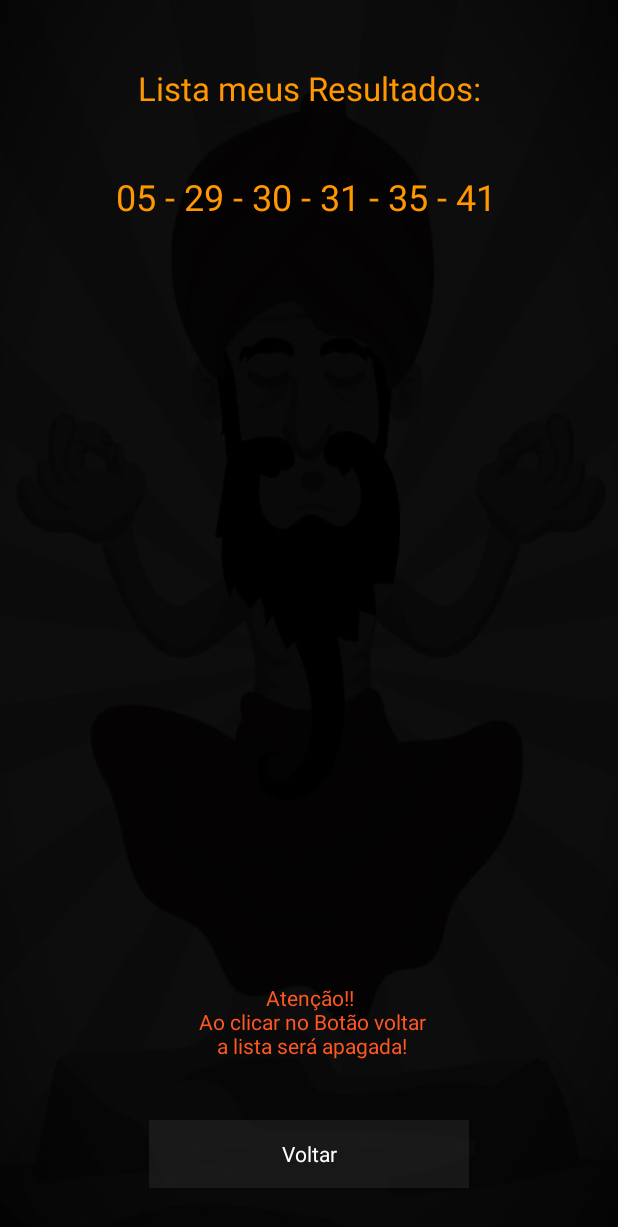
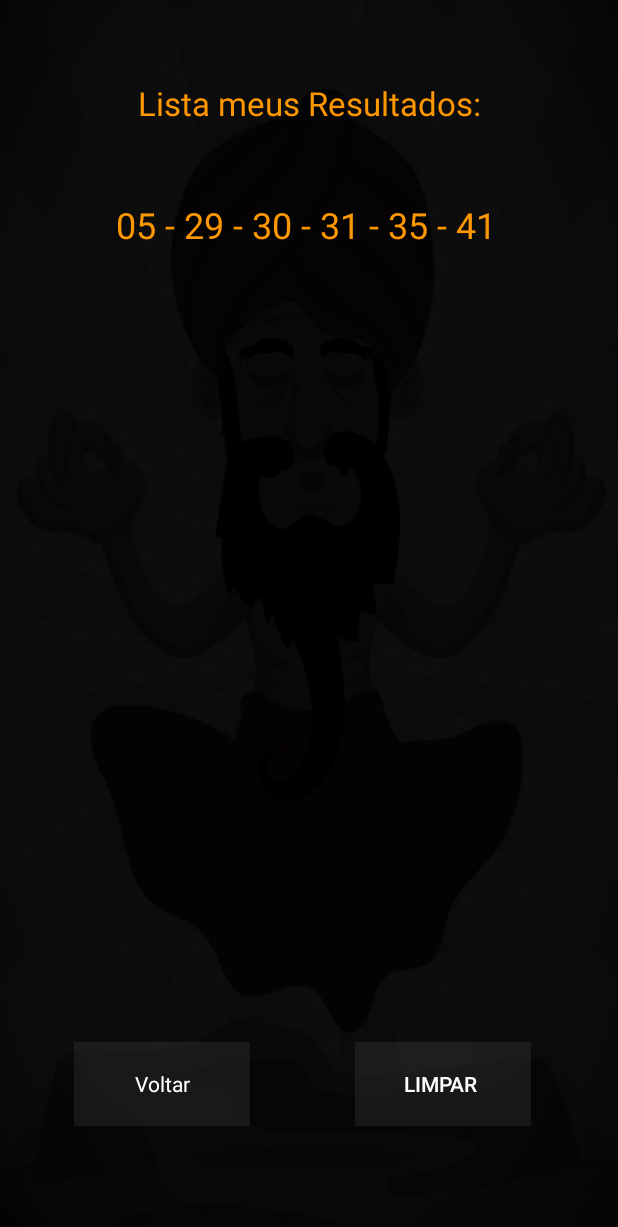
Before and after one commit to marciomg1/Palpite-MegaSena, an Android app: the screen it shows after launch (ResultadoActivity), after a tap on "MEUS RESULTADOS", on a phone screen of 412 x 824 dp. Shown: the top 1227 px of the screen. Run offline under Robolectric (Android 15) with nearby library versions, the phone set to English and light mode, and no system bars; 3 other taps on this screen came first.

Commit message:
Criamos um metodo de salvar e apagar os resultados, tambem adicionamos um link para avaliação do app

```diff
--- a/app/build.gradle
+++ b/app/build.gradle
@@ -11,8 +11,8 @@ android {
         applicationId "com.sorteriomega1976.megasenasorteio"
         minSdk 24
         targetSdk 33
-        versionCode 3
-        versionName "3.0"
+        versionCode 4
+        versionName "4"
 
         testInstrumentationRunner "androidx.test.runner.AndroidJUnitRunner"
     }
--- a/app/src/main/java/com/sorteriomega1976/megasenasorteio/MainActivity.kt
+++ b/app/src/main/java/com/sorteriomega1976/megasenasorteio/MainActivity.kt
@@ -1,17 +1,28 @@
 package com.sorteriomega1976.megasenasorteio
 
-
+import android.content.Context
 import android.content.Intent
+import android.graphics.Color
 import android.net.Uri
 import android.os.Bundle
+import android.text.SpannableString
+import android.text.Spanned
+import android.text.TextPaint
+import android.text.method.LinkMovementMethod
+import android.text.style.ClickableSpan
+import android.view.View
 import android.view.animation.Animation
 import android.view.animation.AnimationUtils
 import android.widget.Button
 import android.widget.TextView
 import androidx.appcompat.app.AppCompatActivity
+import androidx.core.content.ContextCompat
+import java.io.File
+import java.io.FileWriter
 import kotlin.random.Random
 
 class MainActivity : AppCompatActivity() {
+
     // Mensagens exibidas ao sortear os números
     private val messages = arrayOf(
         "Se você gosta de jogos, é importante lembrar que a vida real também pode ser emocionante e desafiadora!",
@@ -35,29 +46,83 @@ class MainActivity : AppCompatActivity() {
         "Não aposte mais do que pode perder.",
         "Gerencie bem o seu dinheiro e estabeleça um limite para as suas apostas.",
         "Não tente recuperar perdas apostando mais."
+    )
 
-    )
     // Views utilizadas na atividade:
     private lateinit var bt1: Button
     private lateinit var bt2: Button
     private lateinit var tx1: TextView
     private lateinit var tv3: TextView
+    private lateinit var btRes: TextView
 
     // Lista para armazenar os resultados já sorteados
     private val resultados = mutableListOf<String>()
+    private fun limparResultados() {
+        resultados.clear()
+
+        // Limpa os resultados salvos no SharedPreferences
+        val prefs = getPreferences(Context.MODE_PRIVATE)
+        prefs.edit().remove("resultados").apply()
+
+        // Limpa os resultados salvos em arquivo
+        try {
+            val file = File(getExternalFilesDir(null), "resultados.txt")
+            file.writeText("")
+        } catch (e: Exception) {
+            e.printStackTrace()
+        }
+    }
 
     override fun onCreate(savedInstanceState: Bundle?) {
         super.onCreate(savedInstanceState)
         setContentView(R.layout.activity_main)
+
         // Inicialização das views
         bt1 = findViewById(R.id.bt1)
         bt2 = findViewById(R.id.bt2)
         tx1 = findViewById(R.id.tx1)
         tv3 = findViewById(R.id.tv3)
+        btRes = findViewById(R.id.btRes)
+
+        // Recupera os resultados já sorteados do SharedPreferences e adiciona na lista resultados
+        val prefs = getPreferences(Context.MODE_PRIVATE)
+        val resultadosString = prefs.getString("resultados", "")
+        if (resultadosString?.isNotBlank() == true) {
+            resultados.addAll(resultadosString.split(","))
+        }
+
         // Animações utilizadas na atividade
         val animFadeOut = AnimationUtils.loadAnimation(applicationContext, R.anim.button_fade_out)
         val animFadeIn = AnimationUtils.loadAnimation(applicationContext, R.anim.fade_in)
         val animFadeIn2 = AnimationUtils.loadAnimation(applicationContext, R.anim.fade_in2)
+
+        bt1.setOnClickListener {
+            // Inicia a animação de fade out do botão 1
+            bt1.startAnimation(animFadeOut)
+            tv3.startAnimation(animFadeOut)
+        }
+
+        bt2.setOnClickListener {
+            val uri: Uri = Uri.parse("https://loterias.caixa.gov.br/Paginas/Mega-Sena.aspx")
+            val intent = Intent(Intent.ACTION_VIEW, uri)
+            startActivity(intent)
+        }
+
+
+        //Define um listener para o clique no botão btRes. Quando o botão é clicado, é exibido o
+        // resultado completo dos sorteios já realizados.
+            btRes.setOnClickListener {
+            val resultadoText = resultados.joinToString(separator = "\n\n")
+            val intent = Intent(this, ResultadoActivity::class.java)
+            intent.putExtra("resultado", resultadoText)
+            startActivity(intent)
+        }
+
+        // Verifica se a flag limparResultados está presente nos extras da intent
+        val limparResultados = intent.getBooleanExtra("limparResultados", false)
+        if (limparResultados) {
+            limparResultados()
+        }
 
         animFadeOut.setAnimationListener(object : Animation.AnimationListener {
             override fun onAnimationStart(animation: Animation?) {}
@@ -77,47 +142,81 @@ class MainActivity : AppCompatActivity() {
                     .joinToString(separator = " - ") { it.toString().padStart(2, '0') }
                 resultados.add(sortedNumbers)
 
-                val resultadoText = resultados.joinToString(separator = "\n")
+                // Salva os resultados já sorteados no SharedPreferences
+                val prefs = getPreferences(MODE_PRIVATE)
+                prefs.edit().putString("resultados", resultados.joinToString(",")).apply()
 
-                // Inicia a atividade de resultados passando o texto com os resultados como parâmetro
-                val intent = Intent(this@MainActivity, ResultadoActivity::class.java)
-                intent.putExtra("resultado", resultadoText)
+                 fun limparResultados() {
+                    val prefs = getPreferences(MODE_PRIVATE)
+                    prefs.edit().remove("resultados").apply()
+                    resultados.clear()
+                }
 
                 // Atualiza a exibição dos botões e textos com as animações apropriadas
                 bt1.startAnimation(animFadeIn2)
                 bt1.text = "Boa sorte!\n $sortedNumbers"
                 bt1.setBackgroundResource(androidx.appcompat.R.drawable.abc_ab_share_pack_mtrl_alpha)
-
                 tx1.text = messages.random()
                 tx1.startAnimation(animFadeIn)
-                tv3.text = "Se você ganhar, faça um PIX como\n agradecimento (35)992469549"
+
+
+                // Define a URL que será aberta ao clicar no texto
+                val url = "https://play.google.com/store/apps/details?id=com.sorteriomega1976.megasenasorteio"
+                // Define o texto que será exibido na tela
+                val linkText = "Se você ganhar, faça um PIX como\n agradecimento (35)992469549\nE avalie o App :)"
+                // Cria uma nova SpannableString a partir do texto
+                val spannableString = SpannableString(linkText)
+                // Cria um novo ClickableSpan para o texto clicável
+                val clickableSpan = object : ClickableSpan() {
+                    override fun onClick(widget: View) {
+                        // Ao clicar no texto, abre a URL definida anteriormente
+                        val intent = Intent(Intent.ACTION_VIEW, Uri.parse(url))
+                        startActivity(intent)
+                    }
+
+
+                    override fun updateDrawState(ds: TextPaint) {
+                        super.updateDrawState(ds)
+
+
+                        // Remove o sublinhado do texto
+                        ds.isUnderlineText = false
+                        // Define a transparência do texto em 80%
+                        ds.alpha = 60f.toInt() // valor de 0.0f a 1.0f
+                        // Define a cor do texto
+                        val textColor = ContextCompat.getColor(tv3.context, R.color.linkColor)
+                        ds.color = textColor
+
+                    }
+                }
+                 // Aplica o ClickableSpan ao texto
+                spannableString.setSpan(clickableSpan, 0, linkText.length, Spanned.SPAN_EXCLUSIVE_EXCLUSIVE)
+                // Define o texto formatado na TextView
+                tv3.text = spannableString
+                // Aplica a animação de fade-in na TextView
                 tv3.startAnimation(animFadeIn)
+                // Define o movimento do texto ao clicar no link
+                tv3.movementMethod = LinkMovementMethod.getInstance()
+                // Define a cor transparente de realce do texto ao clicar no link
+                tv3.highlightColor = Color.TRANSPARENT
 
+                // Salva os resultados em um arquivo de texto
+                salvarResultados(resultados)
+            }
+            private fun salvarResultados(resultados: MutableList<String>) {
+                try {
+                    val file = File(getExternalFilesDir(null), "resultados.txt")
+                    val fileWriter = FileWriter(file, true)
+                    for (resultado in resultados) {
+                        fileWriter.write("$resultado\n")
+                    }
+                    fileWriter.flush()
+                    fileWriter.close()
+                } catch (e: Exception) {
+                    e.printStackTrace()
+                }
             }
         })
-        //Define um listener para o clique no botão bt1. Quando o botão é clicado, as animações
-        // de fade out são executadas nos elementos da interface gráfica.
-        bt1.setOnClickListener {
-            bt1.startAnimation(animFadeOut)
-            tx1.startAnimation(animFadeOut)
-            tv3.startAnimation(animFadeOut)
+    }
 
-        }
-        //Define um listener para o clique no botão bt2. Quando o botão é clicado, é aberta a página
-        // da Mega-Sena no site da Caixa.
-        bt2.setOnClickListener {
-            val uri: Uri = Uri.parse("https://loterias.caixa.gov.br/Paginas/Mega-Sena.aspx")
-            val intent = Intent(Intent.ACTION_VIEW, uri)
-            startActivity(intent)
-        }
-        //Define um listener para o clique no botão btRes. Quando o botão é clicado, é exibido o
-        // resultado completo dos sorteios já realizados.
-        val btRes: Button = findViewById(R.id.btRes)
-        btRes.setOnClickListener {
-            val resultadoText = resultados.joinToString(separator = "\n\n")
-            val intent = Intent(this, ResultadoActivity::class.java)
-            intent.putExtra("resultado", resultadoText)
-            startActivity(intent)
-        }
-    }
 }
--- a/app/src/main/java/com/sorteriomega1976/megasenasorteio/ResultadoActivity.kt
+++ b/app/src/main/java/com/sorteriomega1976/megasenasorteio/ResultadoActivity.kt
@@ -5,15 +5,19 @@ import androidx.appcompat.app.AppCompatActivity
 import android.os.Bundle
 import android.widget.Button
 import android.widget.TextView
+import android.widget.Toast
 
 class ResultadoActivity : AppCompatActivity() {
     private lateinit var tvR: TextView
+    private lateinit var mainActivity: MainActivity
+
 
     override fun onCreate(savedInstanceState: Bundle?) {
         super.onCreate(savedInstanceState)
         setContentView(R.layout.activity_resultado)
         // Inicializa a TextView a partir do seu ID definido no arquivo de layout
         tvR = findViewById<TextView>(R.id.tvR)
+
 
         // Verifica se há um estado anterior salvo da atividade
         if (savedInstanceState != null) {
@@ -31,5 +35,14 @@ class ResultadoActivity : AppCompatActivity() {
             val intent = Intent(this, MainActivity::class.java)
             startActivity(intent)
         }
+        val btnLimpar = findViewById<Button>(R.id.btnLimpar)
+        btnLimpar.setOnClickListener {
+            val mainActivity = Intent(this, MainActivity::class.java)
+            mainActivity.addFlags(Intent.FLAG_ACTIVITY_CLEAR_TOP)
+            mainActivity.putExtra("limparResultados", true)
+            startActivity(mainActivity)
+            finish()
+        }
+
     }
 }
--- a/app/src/main/res/layout/activity_resultado.xml
+++ b/app/src/main/res/layout/activity_resultado.xml
@@ -29,7 +29,8 @@
         android:id="@+id/scrollView"
         android:layout_width="408dp"
         android:layout_height="499dp"
-        app:layout_constraintBottom_toTopOf="@+id/textView3"
+        android:layout_marginBottom="10dp"
+        app:layout_constraintBottom_toTopOf="@+id/btV"
         app:layout_constraintEnd_toEndOf="parent"
         app:layout_constraintHeight_percent="0.6"
         app:layout_constraintHorizontal_bias="0.0"
@@ -48,34 +49,35 @@
             android:textSize="24sp" />
     </ScrollView>
 
-    <TextView
-        android:id="@+id/textView3"
-        android:layout_width="311dp"
-        android:layout_height="51dp"
-        android:layout_marginTop="9dp"
-        android:layout_marginBottom="8dp"
-        android:text="Atenção!!\n Ao clicar no Botão voltar\n a lista será apagada!"
-        android:textAlignment="center"
-        android:textColor="#FF5722"
-        android:textSize="14sp"
-        app:layout_constraintBottom_toTopOf="@+id/btV"
-        app:layout_constraintEnd_toEndOf="parent"
-        app:layout_constraintStart_toStartOf="parent"
-        app:layout_constraintTop_toBottomOf="@+id/scrollView" />
-
     <Button
         android:id="@+id/btV"
-        android:layout_width="213dp"
-        android:layout_height="45dp"
-        android:layout_marginStart="99dp"
-        android:layout_marginEnd="99dp"
+        android:layout_width="117dp"
+        android:layout_height="56dp"
+        android:layout_marginStart="52dp"
+        android:layout_marginTop="10dp"
+        android:layout_marginEnd="6dp"
         android:layout_marginBottom="32dp"
         android:background="#11FFFFFF"
         android:text="Voltar"
         android:textAppearance="@style/TextAppearance.AppCompat.Body1"
         app:layout_constraintBottom_toBottomOf="parent"
+        app:layout_constraintEnd_toStartOf="@+id/btnLimpar"
+        app:layout_constraintStart_toStartOf="parent"
+        app:layout_constraintTop_toBottomOf="@+id/scrollView" />
+
+    <Button
+        android:id="@+id/btnLimpar"
+        android:layout_width="117dp"
+        android:layout_height="56dp"
+        android:layout_marginStart="64dp"
+        android:layout_marginTop="38dp"
+        android:layout_marginEnd="61dp"
+        android:layout_marginBottom="50dp"
+        android:background="#12FFFFFF"
+        android:text="Limpar "
+        app:layout_constraintBottom_toBottomOf="parent"
         app:layout_constraintEnd_toEndOf="parent"
-        app:layout_constraintHorizontal_bias="0.0"
-        app:layout_constraintStart_toStartOf="parent" />
+        app:layout_constraintStart_toEndOf="@+id/btV"
+        app:layout_constraintTop_toBottomOf="@+id/scrollView" />
 
 </androidx.constraintlayout.widget.ConstraintLayout>
--- a/app/src/main/res/values/colors.xml
+++ b/app/src/main/res/values/colors.xml
@@ -7,4 +7,7 @@
     <color name="teal_700">#FF018786</color>
     <color name="black">#FF000000</color>
     <color name="white">#FFFFFFFF</color>
+    <color name="linkColor">#24FFFFFF</color>
+    <color name="textColor">#000000</color>
+
 </resources>
```
Also changed, not shown: app/src/main/res/layout/activity_main.xml (+12 -9 lines).
